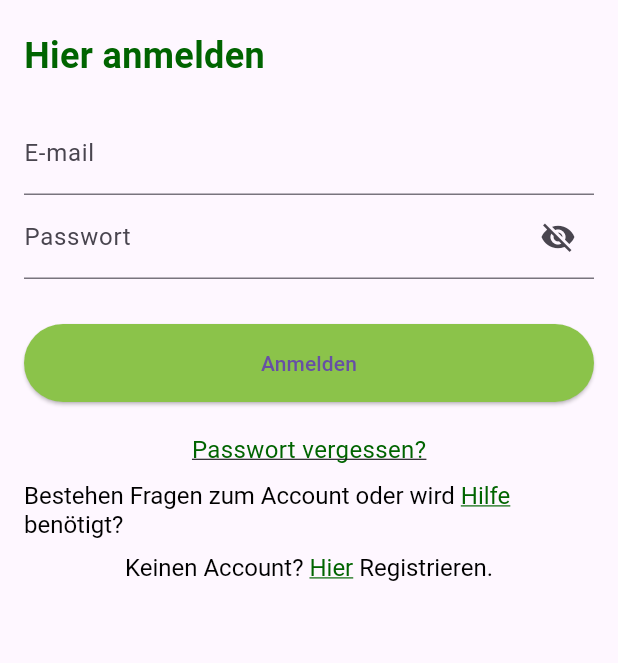
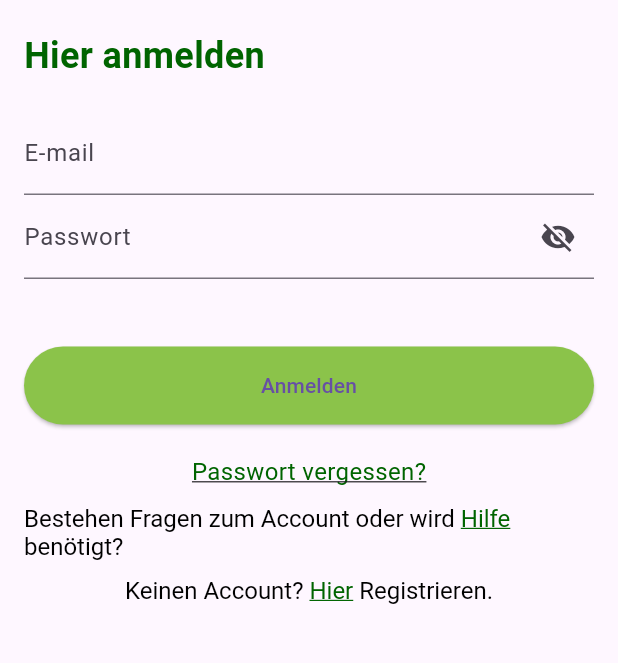
Before and after one commit to luixv/meinbssb, a Flutter app: the screen it shows after launch, on a phone screen of 412 x 824 dp, the part 240-903 px from its top. Run offline on Flutter 3.47's test engine with Material 3 defaults, Android fonts, the phone set to English and light mode, and no system bars; our stand-ins replace flutter_html.

Commit message:
Update login_screen.dart

```diff
--- a/lib/login_screen.dart
+++ b/lib/login_screen.dart
@@ -108,7 +108,7 @@ class LoginScreenState extends State<LoginScreen> { // Make this public
                   _handleLogin();
                 },
               ),
-              const SizedBox(height: 30), // Increased space between the password and submit button
+              const SizedBox(height: 45), // Increased space between the password and submit button
               if (_errorMessage.isNotEmpty)
                 Text(_errorMessage, style: const TextStyle(color: Colors.red)),
 
```
